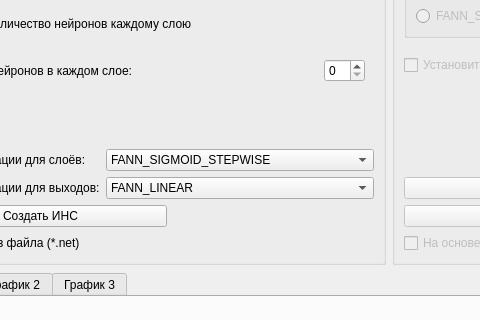
First picture: the form in mainwindow.ui, repository dahelmm/Fann_Interface_Qt, before the edit; both pictures show x 107 to 587 and y 154 to 474 of the 1077 by 711 pixel window.
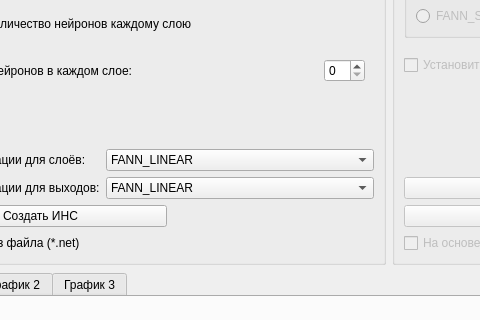
Second picture: the form after the edit. Custom widgets are drawn as their Qt base class.

```diff
--- a/mainwindow.ui
+++ b/mainwindow.ui
@@ -276,7 +276,7 @@
               <bool>false</bool>
              </property>
              <property name="currentIndex">
-              <number>4</number>
+              <number>0</number>
              </property>
              <property name="frame">
               <bool>true</bool>
```
